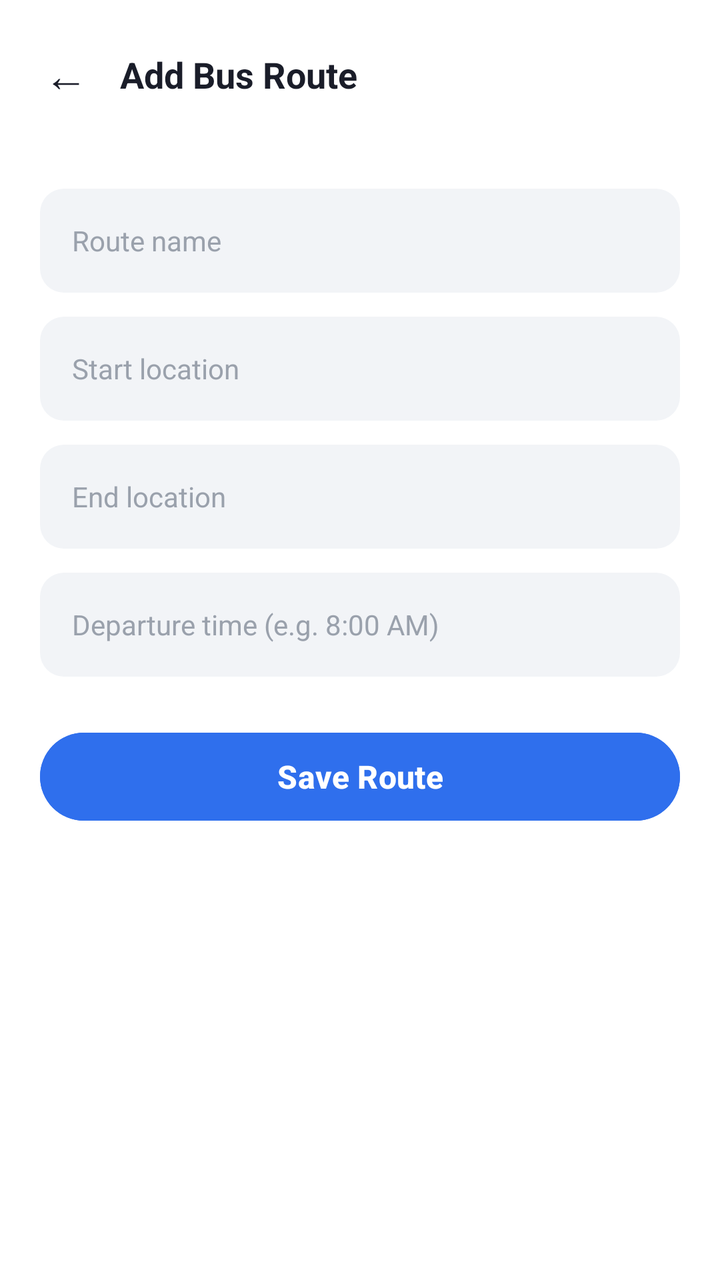
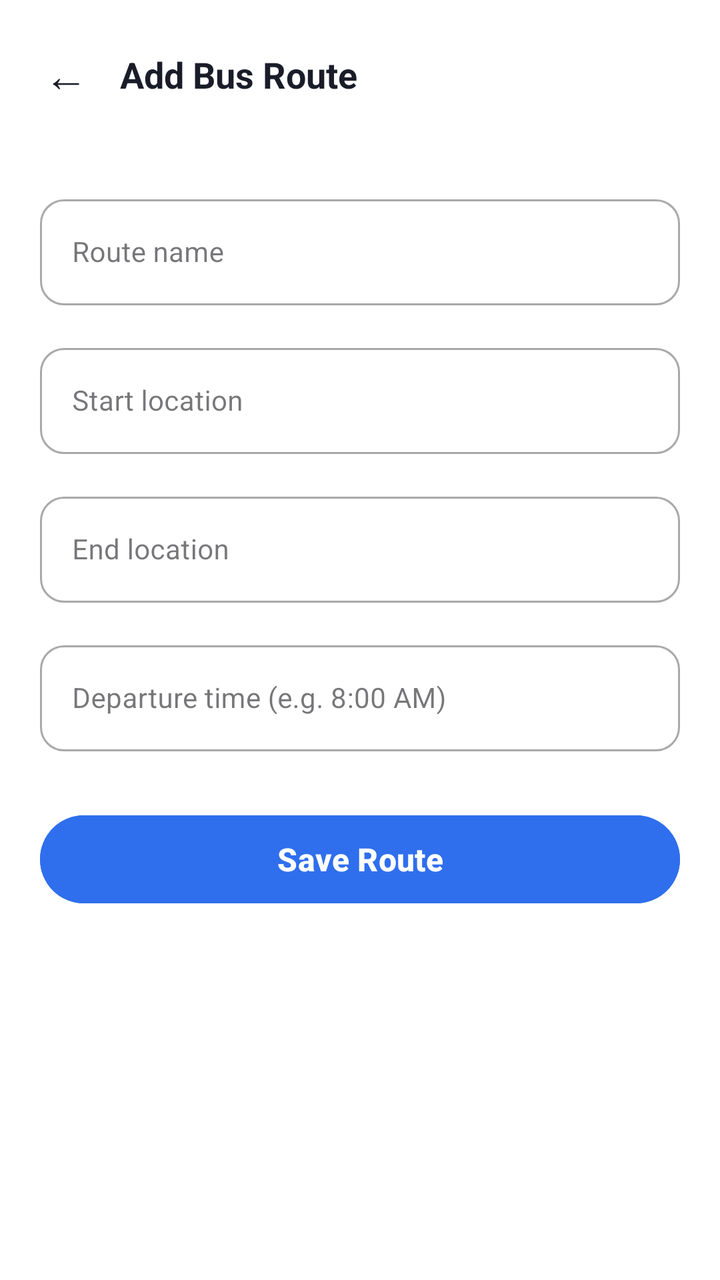

Screens rendered from an Android XML layout before and after an edit, with the pre-edit source and the edit as a unified diff.
<!-- AndroidManifest.xml: application theme Theme.DIU_Transport -->
<!-- res/layout/activity_add_route.xml -->
<?xml version="1.0" encoding="utf-8"?>
<LinearLayout xmlns:android="http://schemas.android.com/apk/res/android"
    android:layout_width="match_parent"
    android:layout_height="match_parent"
    android:background="@color/white"
    android:orientation="vertical">

    <LinearLayout
        android:layout_width="match_parent"
        android:layout_height="wrap_content"
        android:gravity="center_vertical"
        android:orientation="horizontal"
        android:padding="16dp">

        <TextView
            android:id="@+id/btnBack"
            android:layout_width="wrap_content"
            android:layout_height="wrap_content"
            android:background="?attr/selectableItemBackgroundBorderless"
            android:padding="6dp"
            android:text="←"
            android:textColor="@color/text_primary"
            android:textSize="22sp" />

        <TextView
            android:layout_width="wrap_content"
            android:layout_height="wrap_content"
            android:layout_marginStart="10dp"
            android:text="Add Bus Route"
            android:textColor="@color/text_primary"
            android:textSize="18sp"
            android:textStyle="bold" />
    </LinearLayout>

    <ScrollView
        android:layout_width="match_parent"
        android:layout_height="match_parent">

        <LinearLayout
            android:layout_width="match_parent"
            android:layout_height="wrap_content"
            android:orientation="vertical"
            android:padding="20dp">

            <EditText
                android:id="@+id/etRouteName"
                android:layout_width="match_parent"
                android:layout_height="52dp"
                android:layout_marginBottom="12dp"
                android:background="@drawable/bg_field"
                android:hint="Route name"
                android:paddingStart="16dp"
                android:paddingEnd="16dp"
                android:textColor="@color/text_primary"
                android:textColorHint="@color/text_hint"
                android:textSize="14sp" />

            <EditText
                android:id="@+id/etStartLocation"
                android:layout_width="match_parent"
                android:layout_height="52dp"
                android:layout_marginBottom="12dp"
                android:background="@drawable/bg_field"
                android:hint="Start location"
                android:paddingStart="16dp"
                android:paddingEnd="16dp"
                android:textColor="@color/text_primary"
                android:textColorHint="@color/text_hint"
                android:textSize="14sp" />

            <EditText
                android:id="@+id/etEndLocation"
                android:layout_width="match_parent"
                android:layout_height="52dp"
                android:layout_marginBottom="12dp"
                android:background="@drawable/bg_field"
                android:hint="End location"
                android:paddingStart="16dp"
                android:paddingEnd="16dp"
                android:textColor="@color/text_primary"
                android:textColorHint="@color/text_hint"
                android:textSize="14sp" />

            <EditText
                android:id="@+id/etDepartureTime"
                android:layout_width="match_parent"
                android:layout_height="52dp"
                android:layout_marginBottom="24dp"
                android:background="@drawable/bg_field"
                android:hint="Departure time (e.g. 8:00 AM)"
                android:paddingStart="16dp"
                android:paddingEnd="16dp"
                android:textColor="@color/text_primary"
                android:textColorHint="@color/text_hint"
                android:textSize="14sp" />

            <Button
                android:id="@+id/btnSave"
                android:layout_width="match_parent"
                android:layout_height="52dp"
                android:backgroundTint="@color/primary"
                android:text="Save Route"
                android:textAllCaps="false"
                android:textColor="@color/white"
                android:textSize="16sp"
                android:textStyle="bold" />
        </LinearLayout>
    </ScrollView>
</LinearLayout>
<!-- resources referenced by this layout -->
<resources>
  <color name="primary">#2F6FED</color>
  <color name="text_hint">#9AA1AC</color>
  <color name="text_primary">#1A1D29</color>
  <color name="white">#FFFFFFFF</color>
  <!-- drawable bg_field (drawable) -->
  <?xml version="1.0" encoding="utf-8"?>
  <shape xmlns:android="http://schemas.android.com/apk/res/android">
      <solid android:color="@color/bg_field" />
      <corners android:radius="12dp" />
  </shape>
  <style name="Theme.DIU_Transport" parent="Base.Theme.DIU_Transport" />
  <color name="bg_field">#F2F4F7</color>
  <style name="Base.Theme.DIU_Transport" parent="Theme.Material3.Light.NoActionBar">
          <item name="colorPrimary">@color/primary</item>
          <item name="colorPrimaryDark">@color/primary_dark</item>
          <item name="colorOnPrimary">@color/text_on_primary</item>
          <item name="colorSecondary">@color/primary</item>
          <item name="colorOnSecondary">@color/text_on_primary</item>
          <item name="android:statusBarColor">@color/white</item>
          <item name="android:windowLightStatusBar">true</item>
          <item name="android:navigationBarColor">@color/white</item>
          <item name="android:windowBackground">@color/bg_screen</item>
          <item name="android:forceDarkAllowed" tools:targetApi="q">false</item>
      </style>
  <color name="primary_dark">#1E4FBE</color>
  <color name="text_on_primary">#FFFFFF</color>
  <color name="bg_screen">#F5F7FA</color>
</resources>

<!-- the commit's change to res/layout/activity_add_route.xml (unified diff, before → after) -->
@@ -1,10 +1,12 @@
 <?xml version="1.0" encoding="utf-8"?>
 <LinearLayout xmlns:android="http://schemas.android.com/apk/res/android"
+    xmlns:app="http://schemas.android.com/apk/res-auto"
     android:layout_width="match_parent"
     android:layout_height="match_parent"
     android:background="@color/white"
     android:orientation="vertical">
 
+    
     <LinearLayout
         android:layout_width="match_parent"
         android:layout_height="wrap_content"
@@ -34,65 +36,99 @@
 
     <ScrollView
         android:layout_width="match_parent"
-        android:layout_height="match_parent">
+        android:layout_height="match_parent"
+        android:fillViewport="true">
 
         <LinearLayout
             android:layout_width="match_parent"
             android:layout_height="wrap_content"
             android:orientation="vertical"
-            android:padding="20dp">
+            android:padding="20dp"
+            android:paddingBottom="200dp">
 
-            <EditText
-                android:id="@+id/etRouteName"
+            
+            <com.google.android.material.textfield.TextInputLayout
+                style="@style/Widget.MaterialComponents.TextInputLayout.OutlinedBox"
                 android:layout_width="match_parent"
-                android:layout_height="52dp"
-                android:layout_marginBottom="12dp"
-                android:background="@drawable/bg_field"
-                android:hint="Route name"
-                android:paddingStart="16dp"
-                android:paddingEnd="16dp"
-                android:textColor="@color/text_primary"
-                android:textColorHint="@color/text_hint"
-                android:textSize="14sp" />
+                android:layout_height="wrap_content"
+                android:layout_marginBottom="16dp"
+                app:boxCornerRadiusTopStart="12dp"
+                app:boxCornerRadiusTopEnd="12dp"
+                app:boxCornerRadiusBottomStart="12dp"
+                app:boxCornerRadiusBottomEnd="12dp">
 
-            <EditText
-                android:id="@+id/etStartLocation"
+                <com.google.android.material.textfield.TextInputEditText
+                    android:id="@+id/etRouteName"
+                    android:layout_width="match_parent"
+                    android:layout_height="wrap_content"
+                    android:minHeight="52dp"
+                    android:hint="Route name"
+                    android:textColor="@color/text_primary"
+                    android:textSize="14sp" />
+            </com.google.android.material.textfield.TextInputLayout>
+
+            
+            <com.google.android.material.textfield.TextInputLayout
+                style="@style/Widget.MaterialComponents.TextInputLayout.OutlinedBox"
                 android:layout_width="match_parent"
-                android:layout_height="52dp"
-                android:layout_marginBottom="12dp"
-                android:background="@drawable/bg_field"
-                android:hint="Start location"
-                android:paddingStart="16dp"
-                android:paddingEnd="16dp"
-                android:textColor="@color/text_primary"
-                android:textColorHint="@color/text_hint"
-                android:textSize="14sp" />
+                android:layout_height="wrap_content"
+                android:layout_marginBottom="16dp"
+                app:boxCornerRadiusTopStart="12dp"
+                app:boxCornerRadiusTopEnd="12dp"
+                app:boxCornerRadiusBottomStart="12dp"
+                app:boxCornerRadiusBottomEnd="12dp">
 
-            <EditText
-                android:id="@+id/etEndLocation"
+                <com.google.android.material.textfield.TextInputEditText
+                    android:id="@+id/etStartLocation"
+                    android:layout_width="match_parent"
+                    android:layout_height="wrap_content"
+                    android:minHeight="52dp"
+                    android:hint="Start location"
+                    android:textColor="@color/text_primary"
+                    android:textSize="14sp" />
+            </com.google.android.material.textfield.TextInputLayout>
+
+            
+            <com.google.android.material.textfield.TextInputLayout
+                style="@style/Widget.MaterialComponents.TextInputLayout.OutlinedBox"
                 android:layout_width="match_parent"
-                android:layout_height="52dp"
-                android:layout_marginBottom="12dp"
-                android:background="@drawable/bg_field"
-                android:hint="End location"
-                android:paddingStart="16dp"
-                android:paddingEnd="16dp"
-                android:textColor="@color/text_primary"
-                android:textColorHint="@color/text_hint"
-                android:textSize="14sp" />
+                android:layout_height="wrap_content"
+                android:layout_marginBottom="16dp"
+                app:boxCornerRadiusTopStart="12dp"
+                app:boxCornerRadiusTopEnd="12dp"
+                app:boxCornerRadiusBottomStart="12dp"
+                app:boxCornerRadiusBottomEnd="12dp">
 
-            <EditText
-                android:id="@+id/etDepartureTime"
+                <com.google.android.material.textfield.TextInputEditText
+                    android:id="@+id/etEndLocation"
+                    android:layout_width="match_parent"
+                    android:layout_height="wrap_content"
+                    android:minHeight="52dp"
+                    android:hint="End location"
+                    android:textColor="@color/text_primary"
+                    android:textSize="14sp" />
+            </com.google.android.material.textfield.TextInputLayout>
+
+            
+            <com.google.android.material.textfield.TextInputLayout
+                style="@style/Widget.MaterialComponents.TextInputLayout.OutlinedBox"
                 android:layout_width="match_parent"
-                android:layout_height="52dp"
-                android:layout_marginBottom="24dp"
-                android:background="@drawable/bg_field"
-                android:hint="Departure time (e.g. 8:00 AM)"
-                android:paddingStart="16dp"
-                android:paddingEnd="16dp"
-                android:textColor="@color/text_primary"
-                android:textColorHint="@color/text_hint"
-                android:textSize="14sp" />
+                android:layout_height="wrap_content"
+                android:layout_marginBottom="28dp"
+                app:boxCornerRadiusTopStart="12dp"
+                app:boxCornerRadiusTopEnd="12dp"
+                app:boxCornerRadiusBottomStart="12dp"
+                app:boxCornerRadiusBottomEnd="12dp">
+
+                <com.google.android.material.textfield.TextInputEditText
+                    android:id="@+id/etDepartureTime"
+                    android:layout_width="match_parent"
+                    android:layout_height="wrap_content"
+                    android:minHeight="52dp"
+                    android:hint="Departure time (e.g. 8:00 AM)"
+                    android:textColor="@color/text_primary"
+                    android:textSize="14sp" />
+            </com.google.android.material.textfield.TextInputLayout>
 
             <Button
                 android:id="@+id/btnSave"
<!-- resource entries referenced after the edit -->
@@ -1,17 +1,9 @@
 <!-- resources referenced by this layout -->
 <resources>
   <color name="primary">#2F6FED</color>
-  <color name="text_hint">#9AA1AC</color>
   <color name="text_primary">#1A1D29</color>
   <color name="white">#FFFFFFFF</color>
-  <!-- drawable bg_field (drawable) -->
-  <?xml version="1.0" encoding="utf-8"?>
-  <shape xmlns:android="http://schemas.android.com/apk/res/android">
-      <solid android:color="@color/bg_field" />
-      <corners android:radius="12dp" />
-  </shape>
   <style name="Theme.DIU_Transport" parent="Base.Theme.DIU_Transport" />
-  <color name="bg_field">#F2F4F7</color>
   <style name="Base.Theme.DIU_Transport" parent="Theme.Material3.Light.NoActionBar">
           <item name="colorPrimary">@color/primary</item>
           <item name="colorPrimaryDark">@color/primary_dark</item>
